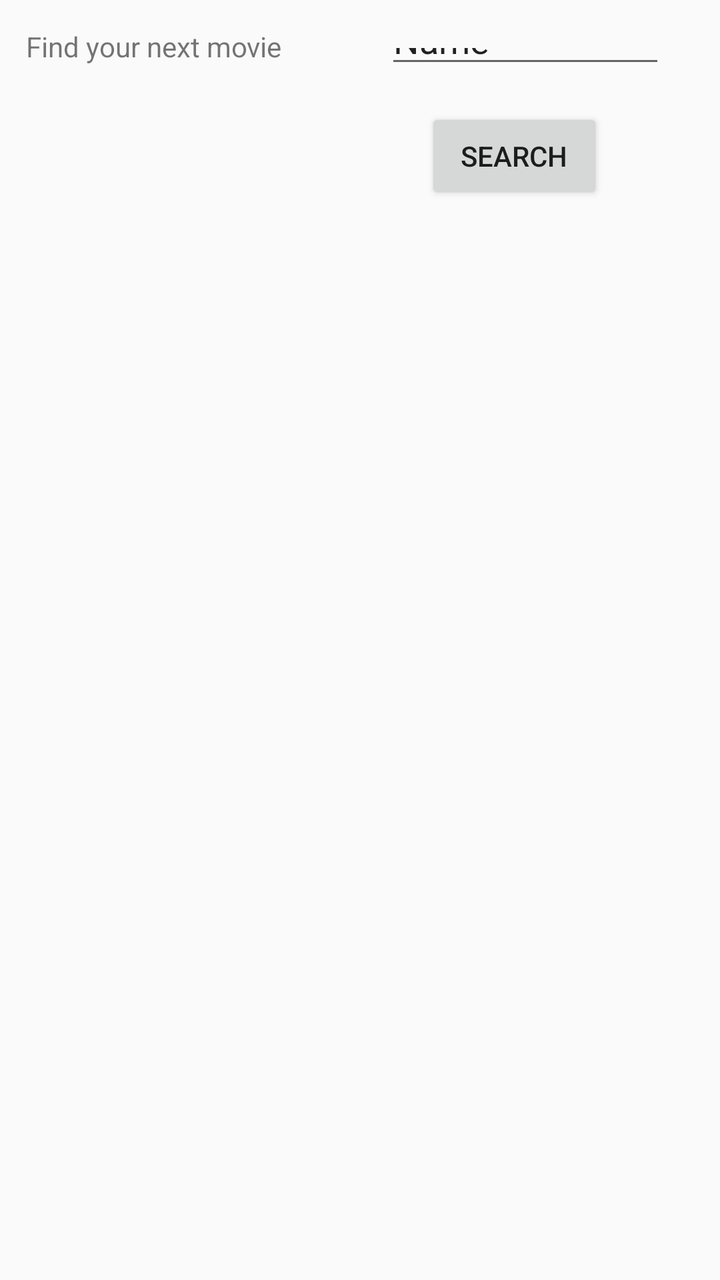
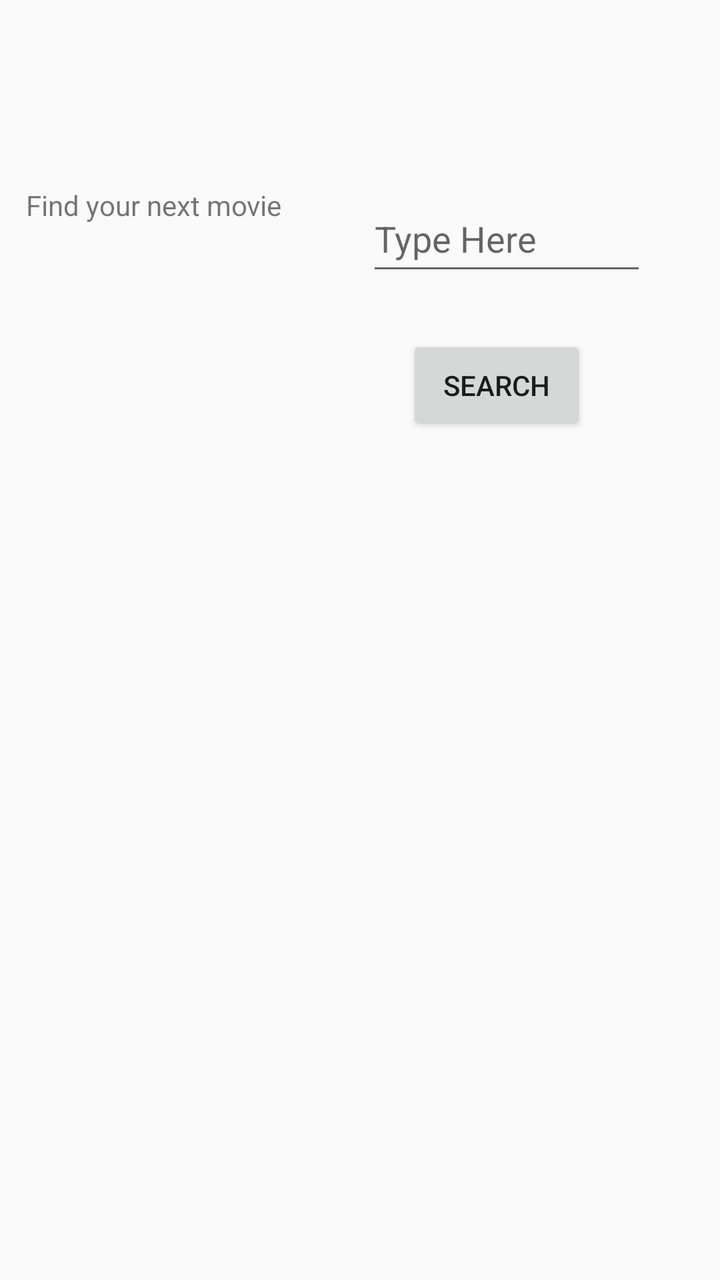

Screens rendered from an Android XML layout before and after an edit, with the pre-edit source and the edit as a unified diff.
<!-- AndroidManifest.xml: application theme Theme.ShittyMovieSearch -->
<!-- res/layout/main_screen.xml -->
<?xml version="1.0" encoding="utf-8"?>
<androidx.constraintlayout.widget.ConstraintLayout xmlns:android="http://schemas.android.com/apk/res/android"
    xmlns:app="http://schemas.android.com/apk/res-auto"
    xmlns:tools="http://schemas.android.com/tools"
    android:layout_width="match_parent"
    android:layout_height="match_parent">

    <TextView
        android:id="@+id/textView3"
        android:layout_width="140dp"
        android:layout_height="25dp"
        android:text="Find your next movie  "
        app:layout_constraintBottom_toBottomOf="parent"
        app:layout_constraintEnd_toEndOf="parent"
        app:layout_constraintHorizontal_bias="0.059"
        app:layout_constraintStart_toStartOf="parent"
        app:layout_constraintTop_toTopOf="parent"
        app:layout_constraintVertical_bias="0.022" />

    <Button
        android:id="@+id/button"
        android:layout_width="89dp"
        android:layout_height="48dp"
        android:layout_marginStart="20dp"
        android:layout_marginTop="15dp"
        android:text="Search"
        app:layout_constraintStart_toStartOf="@+id/editTextText"
        app:layout_constraintTop_toBottomOf="@+id/editTextText"
        tools:ignore="MissingConstraints" />

    <EditText
        android:id="@+id/editTextText"
        android:layout_width="140dp"
        android:layout_height="25dp"
        android:ems="10"
        android:inputType="text"
        android:text="Name"
        app:layout_constraintBottom_toBottomOf="parent"
        app:layout_constraintEnd_toEndOf="parent"
        app:layout_constraintHorizontal_bias="0.875"
        app:layout_constraintStart_toStartOf="parent"
        app:layout_constraintTop_toTopOf="parent"
        app:layout_constraintVertical_bias="0.023" />

</androidx.constraintlayout.widget.ConstraintLayout>
<!-- resources referenced by this layout -->
<resources>
  <style name="Theme.ShittyMovieSearch" parent="android:Theme.Material.Light.NoActionBar">
          <item name="windowSplashScreenBackground">@color/black</item>
          <item name="windowSplashScreenAnimatedIcon">@drawable/ic_launcher_foreground</item>
          <item name="postSplashScreenTheme">@style/Theme.ShittyMovieSearch</item>
      </style>
  <color name="black">#FF000000</color>
  <!-- drawable ic_launcher_foreground (drawable) -->
  <vector xmlns:android="http://schemas.android.com/apk/res/android"
      xmlns:aapt="http://schemas.android.com/aapt"
      android:width="108dp"
      android:height="108dp"
      android:viewportWidth="108"
      android:viewportHeight="108">
      <path android:pathData="M31,63.928c0,0 6.4,-11 12.1,-13.1c7.2,-2.6 26,-1.4 26,-1.4l38.1,38.1L107,108.928l-32,-1L31,63.928z">
          <aapt:attr name="android:fillColor">
              <gradient
                  android:endX="85.84757"
                  android:endY="92.4963"
                  android:startX="42.9492"
                  android:startY="49.59793"
                  android:type="linear">
                  <item
                      android:color="#44000000"
                      android:offset="0.0" />
                  <item
                      android:color="#00000000"
                      android:offset="1.0" />
              </gradient>
          </aapt:attr>
      </path>
      <path
          android:fillColor="#FFFFFF"
          android:fillType="nonZero"
          android:pathData="M65.3,45.828l3.8,-6.6c0.2,-0.4 0.1,-0.9 -0.3,-1.1c-0.4,-0.2 -0.9,-0.1 -1.1,0.3l-3.9,6.7c-6.3,-2.8 -13.4,-2.8 -19.7,0l-3.9,-6.7c-0.2,-0.4 -0.7,-0.5 -1.1,-0.3C38.8,38.328 38.7,38.828 38.9,39.228l3.8,6.6C36.2,49.428 31.7,56.028 31,63.928h46C76.3,56.028 71.8,49.428 65.3,45.828zM43.4,57.328c-0.8,0 -1.5,-0.5 -1.8,-1.2c-0.3,-0.7 -0.1,-1.5 0.4,-2.1c0.5,-0.5 1.4,-0.7 2.1,-0.4c0.7,0.3 1.2,1 1.2,1.8C45.3,56.528 44.5,57.328 43.4,57.328L43.4,57.328zM64.6,57.328c-0.8,0 -1.5,-0.5 -1.8,-1.2s-0.1,-1.5 0.4,-2.1c0.5,-0.5 1.4,-0.7 2.1,-0.4c0.7,0.3 1.2,1 1.2,1.8C66.5,56.528 65.6,57.328 64.6,57.328L64.6,57.328z"
          android:strokeWidth="1"
          android:strokeColor="#00000000" />
  </vector>
</resources>

<!-- the commit's change to res/layout/main_screen.xml (unified diff, before → after) -->
@@ -9,37 +9,39 @@
         android:id="@+id/textView3"
         android:layout_width="140dp"
         android:layout_height="25dp"
-        android:text="Find your next movie  "
+        android:text="@string/find_your_next_movie"
         app:layout_constraintBottom_toBottomOf="parent"
         app:layout_constraintEnd_toEndOf="parent"
         app:layout_constraintHorizontal_bias="0.059"
         app:layout_constraintStart_toStartOf="parent"
         app:layout_constraintTop_toTopOf="parent"
-        app:layout_constraintVertical_bias="0.022" />
+        app:layout_constraintVertical_bias="0.151"
+        tools:ignore="TextSizeCheck" />
 
     <Button
-        android:id="@+id/button"
-        android:layout_width="89dp"
-        android:layout_height="48dp"
+        android:id="@+id/submitButton"
+        android:layout_width="90dp"
+        android:layout_height="50dp"
         android:layout_marginStart="20dp"
-        android:layout_marginTop="15dp"
-        android:text="Search"
-        app:layout_constraintStart_toStartOf="@+id/editTextText"
-        app:layout_constraintTop_toBottomOf="@+id/editTextText"
-        tools:ignore="MissingConstraints" />
+        android:layout_marginTop="25dp"
+        android:text="@string/search"
+        app:layout_constraintStart_toStartOf="@+id/movieInput"
+        app:layout_constraintTop_toBottomOf="@+id/movieInput" />
 
     <EditText
-        android:id="@+id/editTextText"
+        android:id="@+id/movieInput"
         android:layout_width="140dp"
-        android:layout_height="25dp"
+        android:layout_height="50dp"
+        android:autofillHints=""
         android:ems="10"
+        android:hint="@string/type_here"
         android:inputType="text"
-        android:text="Name"
         app:layout_constraintBottom_toBottomOf="parent"
         app:layout_constraintEnd_toEndOf="parent"
-        app:layout_constraintHorizontal_bias="0.875"
+        app:layout_constraintHorizontal_bias="0.833"
         app:layout_constraintStart_toStartOf="parent"
         app:layout_constraintTop_toTopOf="parent"
-        app:layout_constraintVertical_bias="0.023" />
+        app:layout_constraintVertical_bias="0.157"
+        tools:ignore="VisualLintSystemUi" />
 
 </androidx.constraintlayout.widget.ConstraintLayout>
<!-- resource entries referenced after the edit -->
@@ -1,5 +1,8 @@
 <!-- resources referenced by this layout -->
 <resources>
+  <string name="find_your_next_movie">Find your next movie</string>
+  <string name="search">Search</string>
+  <string name="type_here">Type Here</string>
   <style name="Theme.ShittyMovieSearch" parent="android:Theme.Material.Light.NoActionBar">
           <item name="windowSplashScreenBackground">@color/black</item>
           <item name="windowSplashScreenAnimatedIcon">@drawable/ic_launcher_foreground</item>
